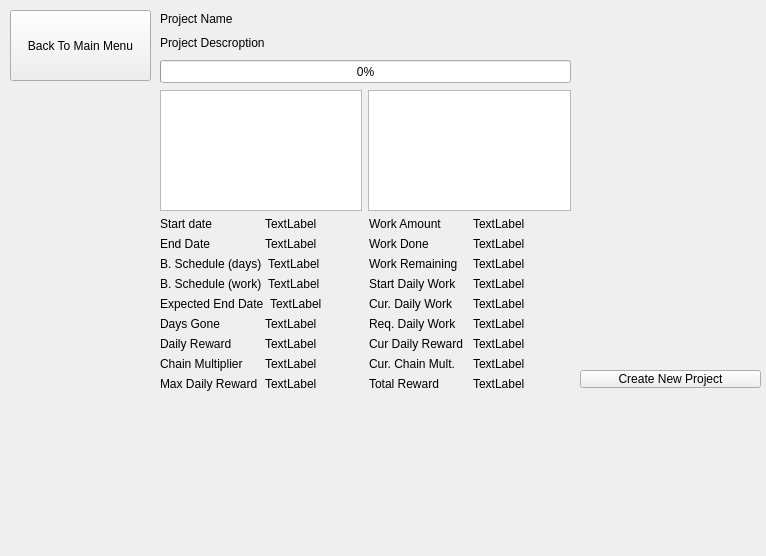
The window that Projects/projectswindow.ui (polub333/ProjectsManager) describes before a commit, drawn with Qt 5.
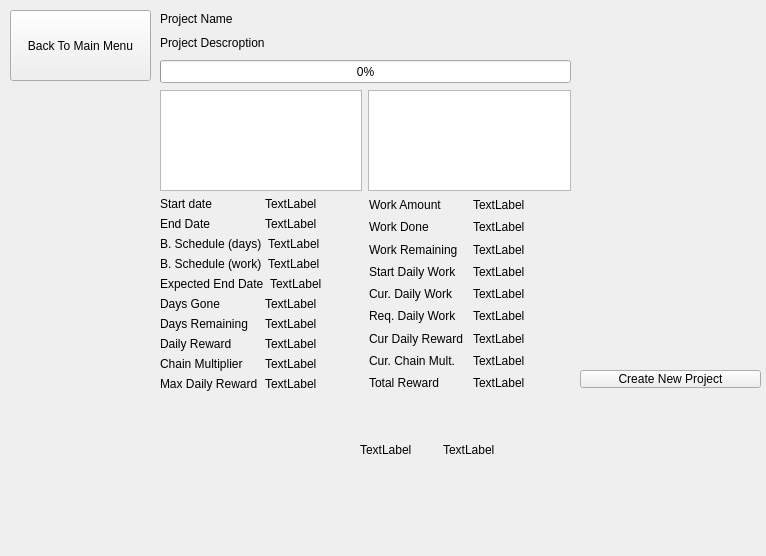
The same window after the commit.

Commit message: Added property 'Days remaining' to Project class. showProjectInfo devided on many functions, each one shows different parts of project data. Implement showNameInfo and showDateInfo

Diff of the .ui file:
```diff
--- a/Projects/projectswindow.ui
+++ b/Projects/projectswindow.ui
@@ -145,6 +145,24 @@
           </item>
          </layout>
         </item>
+        <item>
+         <layout class="QHBoxLayout" name="horizontalLayout_3">
+          <item>
+           <widget class="QLabel" name="label">
+            <property name="text">
+             <string>Days Remaining</string>
+            </property>
+           </widget>
+          </item>
+          <item>
+           <widget class="QLabel" name="daysRemainingLabel">
+            <property name="text">
+             <string>TextLabel</string>
+            </property>
+           </widget>
+          </item>
+         </layout>
+        </item>
         <item>
          <layout class="QHBoxLayout" name="horizontalLayout_21">
           <item>
@@ -469,6 +487,32 @@
     <string>Back To Main Menu</string>
    </property>
   </widget>
+  <widget class="QWidget" name="horizontalLayoutWidget_12">
+   <property name="geometry">
+    <rect>
+     <x>360</x>
+     <y>410</y>
+     <width>160</width>
+     <height>80</height>
+    </rect>
+   </property>
+   <layout class="QHBoxLayout" name="horizontalLayout_12">
+    <item>
+     <widget class="QLabel" name="label_3">
+      <property name="text">
+       <string>TextLabel</string>
+      </property>
+     </widget>
+    </item>
+    <item>
+     <widget class="QLabel" name="label_4">
+      <property name="text">
+       <string>TextLabel</string>
+      </property>
+     </widget>
+    </item>
+   </layout>
+  </widget>
  </widget>
  <resources/>
  <connections/>
```
The commit also changes 4 other files.
